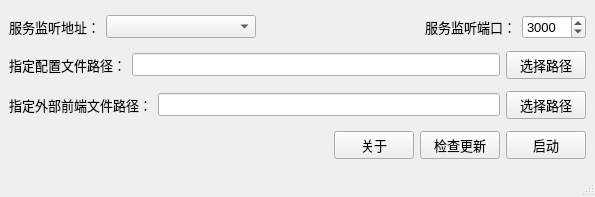
Above: main.ui from Jonnyan404/cloud-clipboard-go-launcher before the change. Below: the same form after it.
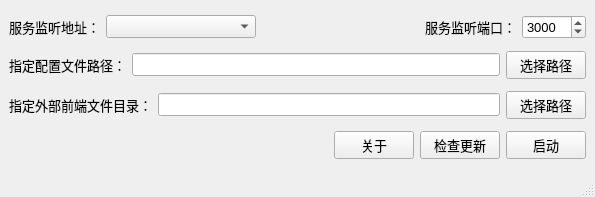
That is the form after the change.

Commit message: 优化文字描述

What changed in the file:
```diff
--- a/main.ui
+++ b/main.ui
@@ -110,7 +110,7 @@
       <item>
        <widget class="QLabel" name="label_4">
         <property name="text">
-         <string>指定外部前端文件路径：</string>
+         <string>指定外部前端文件目录：</string>
         </property>
        </widget>
       </item>
```
